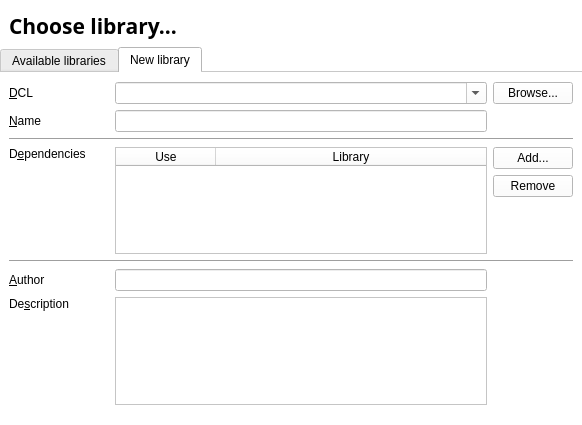
Above: src/Tools/diswizard_library.ui from maciek-slon/DisCODe before the change. Below: the same form after it.
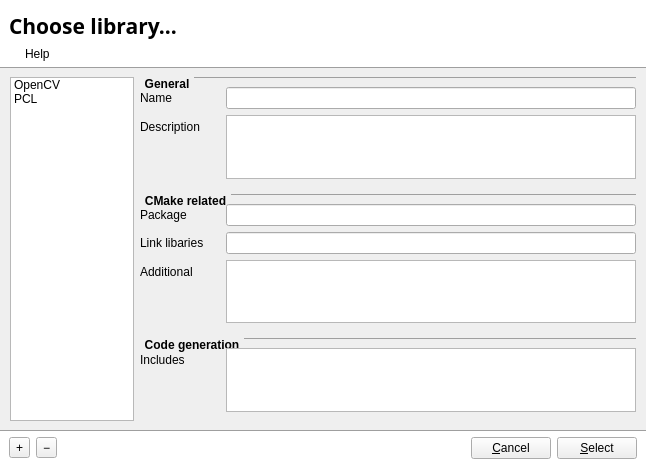
That is the form after the change.

Diff of the .ui file:
```diff
--- a/src/Tools/diswizard_library.ui
+++ b/src/Tools/diswizard_library.ui
@@ -6,8 +6,8 @@
    <rect>
     <x>0</x>
     <y>0</y>
-    <width>582</width>
-    <height>425</height>
+    <width>646</width>
+    <height>470</height>
    </rect>
   </property>
   <property name="palette">
@@ -104,7 +104,22 @@
   <property name="windowTitle">
    <string>Form</string>
   </property>
-  <layout class="QVBoxLayout" name="verticalLayout_6">
+  <property name="styleSheet">
+   <string notr="true"> QGroupBox {
+     border: 0;
+     border-top: 1px solid palette(dark);
+     margin-top: 1.2ex;
+     padding-left: 2ex;
+     font-weight: bold;
+ }
+
+ QGroupBox::title {
+     subcontrol-origin: margin;
+     subcontrol-position: top left; /* position at the top center */
+     padding: 0 3px;
+ }</string>
+  </property>
+  <layout class="QVBoxLayout" name="verticalLayout">
    <property name="leftMargin">
     <number>0</number>
    </property>
@@ -133,147 +148,252 @@
     </widget>
    </item>
    <item>
-    <widget class="QTabWidget" name="tabWidget">
-     <property name="focusPolicy">
-      <enum>Qt::NoFocus</enum>
+    <layout class="QHBoxLayout" name="horizontalLayout_3" stretch="0,1">
+     <property name="spacing">
+      <number>6</number>
      </property>
-     <property name="toolTip">
-      <string/>
+     <property name="leftMargin">
+      <number>12</number>
      </property>
+     <property name="bottomMargin">
+      <number>0</number>
+     </property>
+     <item>
+      <widget class="QLabel" name="lblInfoIcon">
+       <property name="text">
+        <string/>
+       </property>
+       <property name="alignment">
+        <set>Qt::AlignCenter</set>
+       </property>
+       <property name="indent">
+        <number>-1</number>
+       </property>
+      </widget>
+     </item>
+     <item>
+      <widget class="QLabel" name="lblInfo">
+       <property name="enabled">
+        <bool>true</bool>
+       </property>
+       <property name="text">
+        <string>Help</string>
+       </property>
+       <property name="indent">
+        <number>-1</number>
+       </property>
+      </widget>
+     </item>
+    </layout>
+   </item>
+   <item>
+    <widget class="QFrame" name="frame">
      <property name="styleSheet">
-      <string notr="true"> QTabWidget::tab-bar {
-
- }
-
-QTabBar::tab {
-    border: 1px solid #C4C4C3;
-    border-bottom-color: palette(dark);
-    border-top-left-radius: 4px;
-    border-top-right-radius: 4px;
-    padding: 3px 6px;
-    margin-left: 9px;
-	margin-right: -6px;
+      <string notr="true">QFrame#frame {
 	background-color: palette(button);
-	color: palette(shadow);
-}
-
-QTabBar::tab:selected {
-    background-color: palette(button);
-    border-bottom-style: none;
-	color: palette(text);
-}
-
-QTabWidget&gt;QWidget {
-	background-color: palette(light);
 	border-bottom: 1px solid palette(dark);
+	border-top: 1px solid palette(dark);
 }
 
-QTabWidget&gt;QWidget&gt;QWidget {
-	background-color: palette(button);
-	border-bottom: 1px solid palette(dark);
-}</string>
+</string>
      </property>
-     <property name="tabShape">
-      <enum>QTabWidget::Rounded</enum>
+     <property name="frameShape">
+      <enum>QFrame::StyledPanel</enum>
      </property>
-     <property name="currentIndex">
-      <number>1</number>
+     <property name="frameShadow">
+      <enum>QFrame::Raised</enum>
      </property>
-     <property name="documentMode">
-      <bool>true</bool>
-     </property>
-     <widget class="QWidget" name="tab_5">
-      <attribute name="title">
-       <string>Available libraries</string>
-      </attribute>
-     </widget>
-     <widget class="QWidget" name="tab">
-      <property name="toolTip">
-       <string/>
-      </property>
-      <attribute name="title">
-       <string>New library</string>
-      </attribute>
-      <layout class="QGridLayout" name="gridLayout_5" columnminimumwidth="100,0,0">
-       <item row="3" column="0">
-        <widget class="QLabel" name="label_3">
-         <property name="text">
-          <string>D&amp;ependencies</string>
+     <layout class="QHBoxLayout" name="horizontalLayout_2" stretch="1,4">
+      <item>
+       <layout class="QVBoxLayout" name="verticalLayout_3">
+        <property name="rightMargin">
+         <number>0</number>
+        </property>
+        <item>
+         <widget class="QListWidget" name="lstLibs">
+          <item>
+           <property name="text">
+            <string>OpenCV</string>
+           </property>
+          </item>
+          <item>
+           <property name="text">
+            <string>PCL</string>
+           </property>
+          </item>
+         </widget>
+        </item>
+       </layout>
+      </item>
+      <item>
+       <widget class="QWidget" name="widget" native="true">
+        <layout class="QVBoxLayout" name="verticalLayout_2">
+         <property name="margin">
+          <number>0</number>
          </property>
-         <property name="alignment">
-          <set>Qt::AlignLeading|Qt::AlignLeft|Qt::AlignTop</set>
-         </property>
-         <property name="buddy">
-          <cstring>tblDependencies</cstring>
-         </property>
-        </widget>
-       </item>
-       <item row="4" column="0" colspan="3">
-        <widget class="Line" name="line_6">
-         <property name="orientation">
-          <enum>Qt::Horizontal</enum>
-         </property>
-        </widget>
-       </item>
-       <item row="0" column="0">
-        <widget class="QLabel" name="label">
-         <property name="text">
-          <string>&amp;DCL</string>
-         </property>
-         <property name="alignment">
-          <set>Qt::AlignLeading|Qt::AlignLeft|Qt::AlignVCenter</set>
-         </property>
-         <property name="buddy">
-          <cstring>cbDCL</cstring>
-         </property>
-        </widget>
-       </item>
-       <item row="3" column="1">
-        <widget class="QTableWidget" name="tblDependencies">
-         <property name="tabKeyNavigation">
-          <bool>false</bool>
-         </property>
-         <attribute name="horizontalHeaderStretchLastSection">
-          <bool>true</bool>
-         </attribute>
-         <attribute name="verticalHeaderVisible">
-          <bool>false</bool>
-         </attribute>
-         <column>
-          <property name="text">
-           <string>Use</string>
-          </property>
-         </column>
-         <column>
-          <property name="text">
-           <string>Library</string>
-          </property>
-         </column>
-        </widget>
-       </item>
-       <item row="1" column="1">
-        <widget class="QLineEdit" name="edName"/>
-       </item>
-       <item row="3" column="2">
-        <layout class="QVBoxLayout" name="verticalLayout">
          <item>
-          <widget class="QPushButton" name="btnAddDep">
-           <property name="toolTip">
-            <string>Add new library to dependencies</string>
+          <widget class="QGroupBox" name="groupBox">
+           <property name="title">
+            <string>General</string>
            </property>
-           <property name="text">
-            <string>Add...</string>
+           <layout class="QFormLayout" name="formLayout">
+            <property name="fieldGrowthPolicy">
+             <enum>QFormLayout::AllNonFixedFieldsGrow</enum>
+            </property>
+            <property name="leftMargin">
+             <number>0</number>
+            </property>
+            <property name="rightMargin">
+             <number>0</number>
+            </property>
+            <item row="0" column="0">
+             <widget class="QLabel" name="label_9">
+              <property name="minimumSize">
+               <size>
+                <width>80</width>
+                <height>0</height>
+               </size>
+              </property>
+              <property name="text">
+               <string>Name</string>
+              </property>
+             </widget>
+            </item>
+            <item row="0" column="1">
+             <widget class="QLineEdit" name="edName"/>
+            </item>
+            <item row="1" column="0">
+             <widget class="QLabel" name="label">
+              <property name="minimumSize">
+               <size>
+                <width>80</width>
+                <height>0</height>
+               </size>
+              </property>
+              <property name="text">
+               <string>Description</string>
+              </property>
+             </widget>
+            </item>
+            <item row="1" column="1">
+             <widget class="QPlainTextEdit" name="edDesc">
+              <property name="minimumSize">
+               <size>
+                <width>0</width>
+                <height>50</height>
+               </size>
+              </property>
+             </widget>
+            </item>
+           </layout>
+          </widget>
+         </item>
+         <item>
+          <widget class="QGroupBox" name="groupBox_2">
+           <property name="title">
+            <string>CMake related</string>
            </property>
+           <layout class="QFormLayout" name="formLayout_2">
+            <property name="leftMargin">
+             <number>0</number>
+            </property>
+            <property name="rightMargin">
+             <number>0</number>
+            </property>
+            <item row="0" column="0">
+             <widget class="QLabel" name="label_2">
+              <property name="minimumSize">
+               <size>
+                <width>80</width>
+                <height>0</height>
+               </size>
+              </property>
+              <property name="text">
+               <string>Package</string>
+              </property>
+             </widget>
+            </item>
+            <item row="0" column="1">
+             <widget class="QLineEdit" name="edPckg"/>
+            </item>
+            <item row="1" column="0">
+             <widget class="QLabel" name="label_3">
+              <property name="minimumSize">
+               <size>
+                <width>80</width>
+                <height>0</height>
+               </size>
+              </property>
+              <property name="text">
+               <string>Link libaries</string>
+              </property>
+             </widget>
+            </item>
+            <item row="1" column="1">
+             <widget class="QLineEdit" name="edLibs"/>
+            </item>
+            <item row="2" column="0">
+             <widget class="QLabel" name="label_4">
+              <property name="minimumSize">
+               <size>
+                <width>80</width>
+                <height>0</height>
+               </size>
+              </property>
+              <property name="text">
+               <string>Additional</string>
+              </property>
+             </widget>
+            </item>
+            <item row="2" column="1">
+             <widget class="QPlainTextEdit" name="edAdds">
+              <property name="minimumSize">
+               <size>
+                <width>0</width>
+                <height>50</height>
+               </size>
+              </property>
+             </widget>
+            </item>
+           </layout>
           </widget>
          </item>
          <item>
-          <widget class="QPushButton" name="btnRemoveDep">
-           <property name="toolTip">
-            <string>Remove selected dependency</string>
+          <widget class="QGroupBox" name="groupBox_3">
+           <property name="title">
+            <string>Code generation</string>
            </property>
-           <property name="text">
-            <string>Remove</string>
-           </property>
+           <layout class="QFormLayout" name="formLayout_3">
+            <property name="leftMargin">
+             <number>0</number>
+            </property>
+            <property name="rightMargin">
+             <number>0</number>
+            </property>
+            <item row="0" column="0">
+             <widget class="QLabel" name="label_5">
+              <property name="minimumSize">
+               <size>
+                <width>80</width>
+                <height>0</height>
+               </size>
+              </property>
+              <property name="text">
+               <string>Includes</string>
+              </property>
+             </widget>
+            </item>
+            <item row="0" column="1">
+             <widget class="QPlainTextEdit" name="edIncl">
+              <property name="minimumSize">
+               <size>
+                <width>0</width>
+                <height>50</height>
+               </size>
+              </property>
+             </widget>
+            </item>
+           </layout>
           </widget>
          </item>
          <item>
@@ -290,81 +410,68 @@
           </spacer>
          </item>
         </layout>
-       </item>
-       <item row="5" column="1">
-        <widget class="QLineEdit" name="lineEdit"/>
-       </item>
-       <item row="2" column="0" colspan="3">
-        <widget class="Line" name="line_5">
-         <property name="orientation">
-          <enum>Qt::Horizontal</enum>
-         </property>
-        </widget>
-       </item>
-       <item row="5" column="0">
-        <widget class="QLabel" name="label_10">
-         <property name="text">
-          <string>&amp;Author</string>
-         </property>
-         <property name="buddy">
-          <cstring>lineEdit</cstring>
-         </property>
-        </widget>
-       </item>
-       <item row="0" column="1">
-        <widget class="QComboBox" name="cbDCL">
-         <property name="editable">
-          <bool>true</bool>
-         </property>
-        </widget>
-       </item>
-       <item row="1" column="0">
-        <widget class="QLabel" name="label_2">
-         <property name="text">
-          <string>&amp;Name</string>
-         </property>
-         <property name="alignment">
-          <set>Qt::AlignLeading|Qt::AlignLeft|Qt::AlignVCenter</set>
-         </property>
-         <property name="buddy">
-          <cstring>edName</cstring>
-         </property>
-        </widget>
-       </item>
-       <item row="0" column="2">
-        <widget class="QPushButton" name="btnBrowseDCL">
-         <property name="text">
-          <string>Browse...</string>
-         </property>
-        </widget>
-       </item>
-       <item row="6" column="1">
-        <widget class="QTextEdit" name="textEdit">
-         <property name="tabChangesFocus">
-          <bool>true</bool>
-         </property>
-         <property name="acceptRichText">
-          <bool>false</bool>
-         </property>
-        </widget>
-       </item>
-       <item row="6" column="0">
-        <widget class="QLabel" name="label_11">
-         <property name="text">
-          <string>De&amp;scription</string>
-         </property>
-         <property name="alignment">
-          <set>Qt::AlignLeading|Qt::AlignLeft|Qt::AlignTop</set>
-         </property>
-         <property name="buddy">
-          <cstring>textEdit</cstring>
-         </property>
-        </widget>
-       </item>
-      </layout>
-     </widget>
+       </widget>
+      </item>
+     </layout>
     </widget>
    </item>
+   <item>
+    <layout class="QHBoxLayout" name="horizontalLayout">
+     <property name="leftMargin">
+      <number>9</number>
+     </property>
+     <property name="rightMargin">
+      <number>9</number>
+     </property>
+     <item>
+      <widget class="QToolButton" name="btnAdd">
+       <property name="text">
+        <string>+</string>
+       </property>
+      </widget>
+     </item>
+     <item>
+      <widget class="QToolButton" name="btnRemove">
+       <property name="text">
+        <string>−</string>
+       </property>
+      </widget>
+     </item>
+     <item>
+      <spacer name="horizontalSpacer">
+       <property name="orientation">
+        <enum>Qt::Horizontal</enum>
+       </property>
+       <property name="sizeHint" stdset="0">
+        <size>
+         <width>40</width>
+         <height>20</height>
+        </size>
+       </property>
+      </spacer>
+     </item>
+     <item>
+      <widget class="QPushButton" name="btnCancel">
+       <property name="toolTip">
+        <string>Close Wizard without saving changes</string>
+       </property>
+       <property name="text">
+        <string>&amp;Cancel</string>
+       </property>
+      </widget>
+     </item>
+     <item>
+      <widget class="QPushButton" name="btnGenerate">
+       <property name="toolTip">
+        <string>Generate new component</string>
+       </property>
+       <property name="text">
+        <string>&amp;Select</string>
+       </property>
+      </widget>
+     </item>
+    </layout>
+   </item>
   </layout>
  </widget>
  <resources/>
```
Left out of the diff: 2 changed lines with no effect on the pictures.
